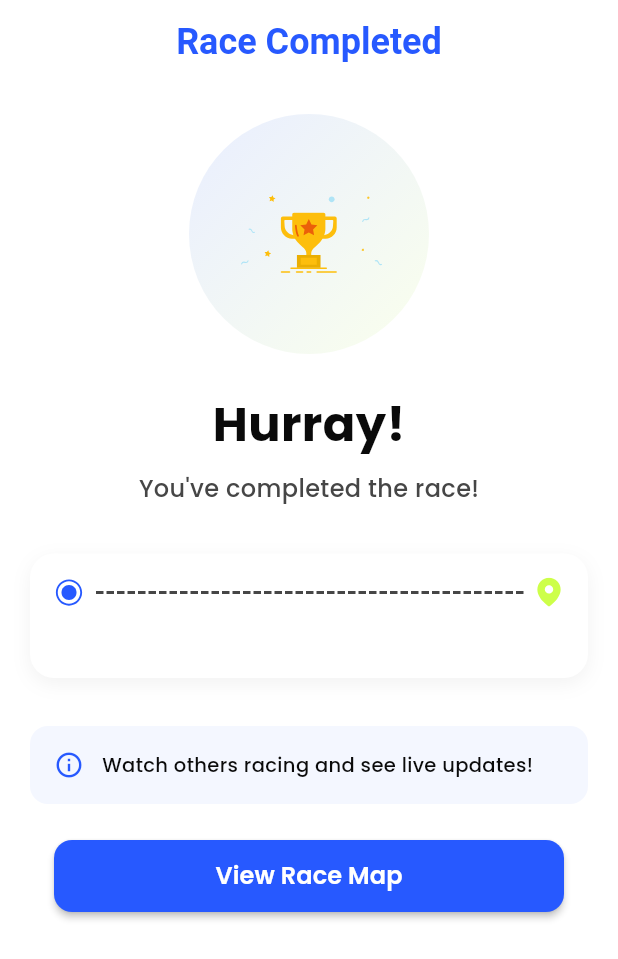
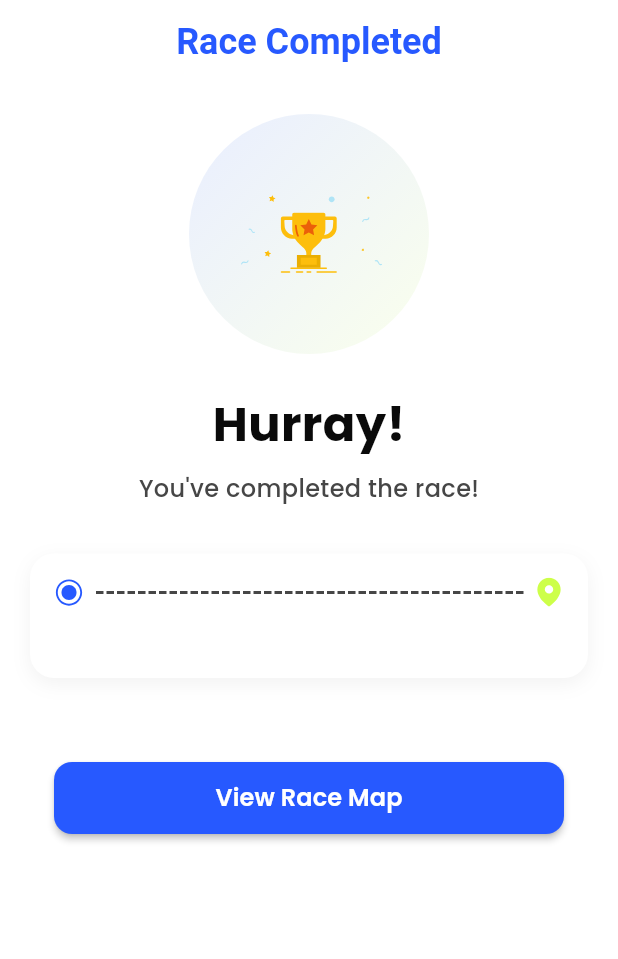
Before and after one commit to netsphereofficial-jpg/netsphere-stepzsync-stable, a Flutter app: the WinnerWidget widget shown alone on an empty page, opened directly with empty values, on a phone screen of 412 x 824 dp. Shown: the top 959 px of the screen. Run offline on Flutter 3.47's test engine with Material 3 defaults, Android fonts, the phone set to English and light mode, and no system bars; our stand-ins replace cloud_firestore, cloud_functions, confetti, connectivity_plus, country_code_picker, dio and 27 more; missing offline and left inert: android_intent_plus, firebase_performance, flutter_polyline_points, health, place_picker_google; accounts and stored records are empty; project files that could hold a hidden picture were left out.

Commit message:
Fix: Show "View Leaderboard" instead of "View Race Map" for solo races
When a user is the only participant in a race and completes it, the winner
screen now shows a "View Leaderboard" button instead of "View Race Map"
since there are no other participants to watch.

Changes:
- Check participant count in WinnerWidget
- If only 1 participant: show "View Leaderboard" button that navigates back
- If multiple participants: show "View Race Map" button (existing behavior)
- Hide "Watch others racing" info text when there's only 1 participant

This provides a better user experience for solo/quick races where the user
is the only participant.

🤖 Generated with [Claude Code](https://claude.com/claude-code)

Co-Authored-By: Claude <noreply@anthropic.com>

```diff
--- a/lib/screens/race_winner_screens_widgets.dart
+++ b/lib/screens/race_winner_screens_widgets.dart
@@ -188,7 +188,8 @@ class WinnerWidget extends StatelessWidget {
 
                     SizedBox(height: 32),
 
-                    // Info Text
+                    // Info Text - conditional based on participant count
+                    if (mapController.participantsList.length > 1)
                       Container(
                         padding: EdgeInsets.all(16),
                         decoration: BoxDecoration(
@@ -219,7 +220,18 @@ class WinnerWidget extends StatelessWidget {
 
                     SizedBox(height: 24),
 
-                    // View Results Button - Always enabled
+                    // Check if there's only one participant (solo race)
+                    // If solo, skip "View Race Map" and go straight to leaderboard
+                    if (mapController.participantsList.length == 1)
+                      CustomButton(
+                        btnTitle: "View Leaderboard",
+                        onPress: () {
+                          // Navigate to completed races screen (which shows leaderboard)
+                          Get.back(); // Close winner widget
+                        },
+                      )
+                    else
+                      // View Results Button - Show for multi-participant races
                       CustomButton(
                         btnTitle: "View Race Map",
                         onPress: () async {
```
Lines whose indentation alone changed are shown as unchanged.
